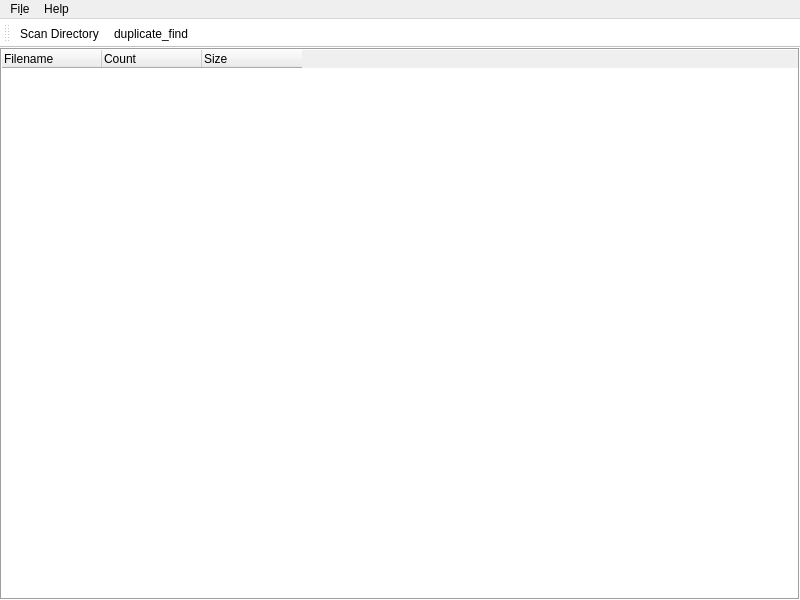
Above: mainwindow.ui from Ladisgin/dupl_search before the change. Below: the same form after it.
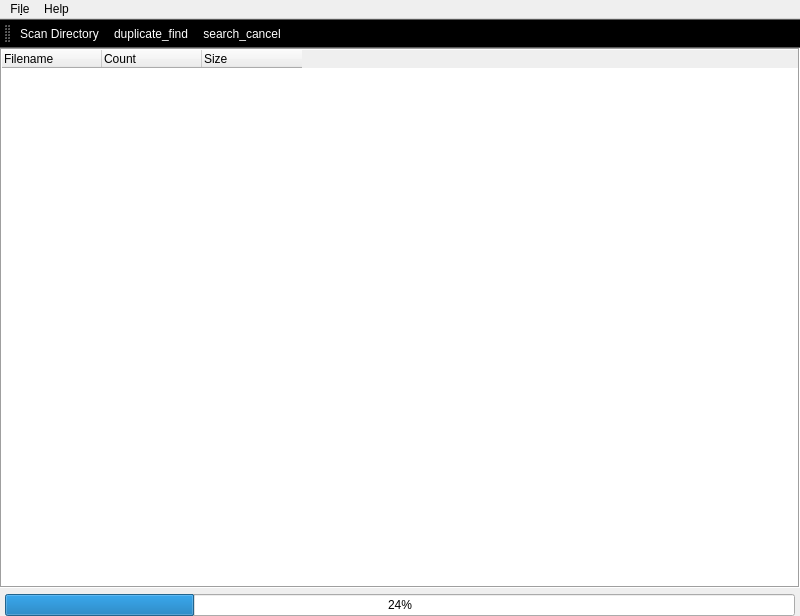
That is the form after the change.

What changed in the file:
```diff
--- a/mainwindow.ui
+++ b/mainwindow.ui
@@ -7,14 +7,17 @@
     <x>0</x>
     <y>0</y>
     <width>800</width>
-    <height>600</height>
+    <height>616</height>
    </rect>
   </property>
   <property name="windowTitle">
    <string>MainWindow</string>
   </property>
+  <property name="layoutDirection">
+   <enum>Qt::LeftToRight</enum>
+  </property>
   <widget class="QWidget" name="centralWidget">
-   <layout class="QHBoxLayout" name="horizontalLayout">
+   <layout class="QVBoxLayout" name="verticalLayout">
     <property name="leftMargin">
      <number>0</number>
     </property>
@@ -95,6 +98,26 @@
       </column>
      </widget>
     </item>
+    <item>
+     <layout class="QHBoxLayout" name="horizontalLayout">
+      <property name="sizeConstraint">
+       <enum>QLayout::SetDefaultConstraint</enum>
+      </property>
+      <property name="leftMargin">
+       <number>5</number>
+      </property>
+      <property name="rightMargin">
+       <number>5</number>
+      </property>
+      <item>
+       <widget class="QProgressBar" name="progressBar">
+        <property name="value">
+         <number>24</number>
+        </property>
+       </widget>
+      </item>
+     </layout>
+    </item>
    </layout>
   </widget>
   <widget class="QMenuBar" name="menuBar">
@@ -128,88 +151,412 @@
    <property name="palette">
     <palette>
      <active>
+      <colorrole role="WindowText">
+       <brush brushstyle="SolidPattern">
+        <color alpha="255">
+         <red>255</red>
+         <green>255</green>
+         <blue>255</blue>
+        </color>
+       </brush>
+      </colorrole>
+      <colorrole role="Button">
+       <brush brushstyle="SolidPattern">
+        <color alpha="255">
+         <red>0</red>
+         <green>0</green>
+         <blue>0</blue>
+        </color>
+       </brush>
+      </colorrole>
+      <colorrole role="Light">
+       <brush brushstyle="SolidPattern">
+        <color alpha="255">
+         <red>0</red>
+         <green>0</green>
+         <blue>0</blue>
+        </color>
+       </brush>
+      </colorrole>
+      <colorrole role="Midlight">
+       <brush brushstyle="SolidPattern">
+        <color alpha="255">
+         <red>0</red>
+         <green>0</green>
+         <blue>0</blue>
+        </color>
+       </brush>
+      </colorrole>
+      <colorrole role="Dark">
+       <brush brushstyle="SolidPattern">
+        <color alpha="255">
+         <red>0</red>
+         <green>0</green>
+         <blue>0</blue>
+        </color>
+       </brush>
+      </colorrole>
+      <colorrole role="Mid">
+       <brush brushstyle="SolidPattern">
+        <color alpha="255">
+         <red>0</red>
+         <green>0</green>
+         <blue>0</blue>
+        </color>
+       </brush>
+      </colorrole>
+      <colorrole role="Text">
+       <brush brushstyle="SolidPattern">
+        <color alpha="255">
+         <red>255</red>
+         <green>255</green>
+         <blue>255</blue>
+        </color>
+       </brush>
+      </colorrole>
+      <colorrole role="BrightText">
+       <brush brushstyle="SolidPattern">
+        <color alpha="255">
+         <red>255</red>
+         <green>255</green>
+         <blue>255</blue>
+        </color>
+       </brush>
+      </colorrole>
+      <colorrole role="ButtonText">
+       <brush brushstyle="SolidPattern">
+        <color alpha="255">
+         <red>255</red>
+         <green>255</green>
+         <blue>255</blue>
+        </color>
+       </brush>
+      </colorrole>
       <colorrole role="Base">
        <brush brushstyle="SolidPattern">
         <color alpha="255">
-         <red>255</red>
-         <green>255</green>
-         <blue>255</blue>
+         <red>0</red>
+         <green>0</green>
+         <blue>0</blue>
         </color>
        </brush>
       </colorrole>
       <colorrole role="Window">
        <brush brushstyle="SolidPattern">
         <color alpha="255">
-         <red>255</red>
-         <green>255</green>
-         <blue>255</blue>
+         <red>0</red>
+         <green>0</green>
+         <blue>0</blue>
         </color>
        </brush>
       </colorrole>
       <colorrole role="Shadow">
        <brush brushstyle="SolidPattern">
         <color alpha="255">
-         <red>128</red>
-         <green>128</green>
-         <blue>128</blue>
+         <red>0</red>
+         <green>0</green>
+         <blue>0</blue>
+        </color>
+       </brush>
+      </colorrole>
+      <colorrole role="AlternateBase">
+       <brush brushstyle="SolidPattern">
+        <color alpha="255">
+         <red>0</red>
+         <green>0</green>
+         <blue>0</blue>
+        </color>
+       </brush>
+      </colorrole>
+      <colorrole role="ToolTipBase">
+       <brush brushstyle="SolidPattern">
+        <color alpha="255">
+         <red>255</red>
+         <green>255</green>
+         <blue>220</blue>
+        </color>
+       </brush>
+      </colorrole>
+      <colorrole role="ToolTipText">
+       <brush brushstyle="SolidPattern">
+        <color alpha="255">
+         <red>0</red>
+         <green>0</green>
+         <blue>0</blue>
         </color>
        </brush>
       </colorrole>
      </active>
      <inactive>
+      <colorrole role="WindowText">
+       <brush brushstyle="SolidPattern">
+        <color alpha="255">
+         <red>255</red>
+         <green>255</green>
+         <blue>255</blue>
+        </color>
+       </brush>
+      </colorrole>
+      <colorrole role="Button">
+       <brush brushstyle="SolidPattern">
+        <color alpha="255">
+         <red>0</red>
+         <green>0</green>
+         <blue>0</blue>
+        </color>
+       </brush>
+      </colorrole>
+      <colorrole role="Light">
+       <brush brushstyle="SolidPattern">
+        <color alpha="255">
+         <red>0</red>
+         <green>0</green>
+         <blue>0</blue>
+        </color>
+       </brush>
+      </colorrole>
+      <colorrole role="Midlight">
+       <brush brushstyle="SolidPattern">
+        <color alpha="255">
+         <red>0</red>
+         <green>0</green>
+         <blue>0</blue>
+        </color>
+       </brush>
+      </colorrole>
+      <colorrole role="Dark">
+       <brush brushstyle="SolidPattern">
+        <color alpha="255">
+         <red>0</red>
+         <green>0</green>
+         <blue>0</blue>
+        </color>
+       </brush>
+      </colorrole>
+      <colorrole role="Mid">
+       <brush brushstyle="SolidPattern">
+        <color alpha="255">
+         <red>0</red>
+         <green>0</green>
+         <blue>0</blue>
+        </color>
+       </brush>
+      </colorrole>
+      <colorrole role="Text">
+       <brush brushstyle="SolidPattern">
+        <color alpha="255">
+         <red>255</red>
+         <green>255</green>
+         <blue>255</blue>
+        </color>
+       </brush>
+      </colorrole>
+      <colorrole role="BrightText">
+       <brush brushstyle="SolidPattern">
+        <color alpha="255">
+         <red>255</red>
+         <green>255</green>
+         <blue>255</blue>
+        </color>
+       </brush>
+      </colorrole>
+      <colorrole role="ButtonText">
+       <brush brushstyle="SolidPattern">
+        <color alpha="255">
+         <red>255</red>
+         <green>255</green>
+         <blue>255</blue>
+        </color>
+       </brush>
+      </colorrole>
       <colorrole role="Base">
        <brush brushstyle="SolidPattern">
         <color alpha="255">
-         <red>255</red>
-         <green>255</green>
-         <blue>255</blue>
+         <red>0</red>
+         <green>0</green>
+         <blue>0</blue>
         </color>
        </brush>
       </colorrole>
       <colorrole role="Window">
        <brush brushstyle="SolidPattern">
         <color alpha="255">
-         <red>255</red>
-         <green>255</green>
-         <blue>255</blue>
+         <red>0</red>
+         <green>0</green>
+         <blue>0</blue>
         </color>
        </brush>
       </colorrole>
       <colorrole role="Shadow">
        <brush brushstyle="SolidPattern">
         <color alpha="255">
-         <red>128</red>
-         <green>128</green>
-         <blue>128</blue>
+         <red>0</red>
+         <green>0</green>
+         <blue>0</blue>
+        </color>
+       </brush>
+      </colorrole>
+      <colorrole role="AlternateBase">
+       <brush brushstyle="SolidPattern">
+        <color alpha="255">
+         <red>0</red>
+         <green>0</green>
+         <blue>0</blue>
+        </color>
+       </brush>
+      </colorrole>
+      <colorrole role="ToolTipBase">
+       <brush brushstyle="SolidPattern">
+        <color alpha="255">
+         <red>255</red>
+         <green>255</green>
+         <blue>220</blue>
+        </color>
+       </brush>
+      </colorrole>
+      <colorrole role="ToolTipText">
+       <brush brushstyle="SolidPattern">
+        <color alpha="255">
+         <red>0</red>
+         <green>0</green>
+         <blue>0</blue>
         </color>
        </brush>
       </colorrole>
      </inactive>
      <disabled>
+      <colorrole role="WindowText">
+       <brush brushstyle="SolidPattern">
+        <color alpha="255">
+         <red>0</red>
+         <green>0</green>
+         <blue>0</blue>
+        </color>
+       </brush>
+      </colorrole>
+      <colorrole role="Button">
+       <brush brushstyle="SolidPattern">
+        <color alpha="255">
+         <red>0</red>
+         <green>0</green>
+         <blue>0</blue>
+        </color>
+       </brush>
+      </colorrole>
+      <colorrole role="Light">
+       <brush brushstyle="SolidPattern">
+        <color alpha="255">
+         <red>0</red>
+         <green>0</green>
+         <blue>0</blue>
+        </color>
+       </brush>
+      </colorrole>
+      <colorrole role="Midlight">
+       <brush brushstyle="SolidPattern">
+        <color alpha="255">
+         <red>0</red>
+         <green>0</green>
+         <blue>0</blue>
+        </color>
+       </brush>
+      </colorrole>
+      <colorrole role="Dark">
+       <brush brushstyle="SolidPattern">
+        <color alpha="255">
+         <red>0</red>
+         <green>0</green>
+         <blue>0</blue>
+        </color>
+       </brush>
+      </colorrole>
+      <colorrole role="Mid">
+       <brush brushstyle="SolidPattern">
+        <color alpha="255">
+         <red>0</red>
+         <green>0</green>
+         <blue>0</blue>
+        </color>
+       </brush>
+      </colorrole>
+      <colorrole role="Text">
+       <brush brushstyle="SolidPattern">
+        <color alpha="255">
+         <red>0</red>
+         <green>0</green>
+         <blue>0</blue>
+        </color>
+       </brush>
+      </colorrole>
+      <colorrole role="BrightText">
+       <brush brushstyle="SolidPattern">
+        <color alpha="255">
+         <red>255</red>
+         <green>255</green>
+         <blue>255</blue>
+        </color>
+       </brush>
+      </colorrole>
+      <colorrole role="ButtonText">
+       <brush brushstyle="SolidPattern">
+        <color alpha="255">
+         <red>0</red>
+         <green>0</green>
+         <blue>0</blue>
+        </color>
+       </brush>
+      </colorrole>
       <colorrole role="Base">
        <brush brushstyle="SolidPattern">
         <color alpha="255">
-         <red>255</red>
-         <green>255</green>
-         <blue>255</blue>
+         <red>0</red>
+         <green>0</green>
+         <blue>0</blue>
         </color>
        </brush>
       </colorrole>
       <colorrole role="Window">
        <brush brushstyle="SolidPattern">
         <color alpha="255">
-         <red>255</red>
-         <green>255</green>
-         <blue>255</blue>
+         <red>0</red>
+         <green>0</green>
+         <blue>0</blue>
         </color>
        </brush>
       </colorrole>
       <colorrole role="Shadow">
        <brush brushstyle="SolidPattern">
         <color alpha="255">
-         <red>128</red>
-         <green>128</green>
-         <blue>128</blue>
+         <red>0</red>
+         <green>0</green>
+         <blue>0</blue>
+        </color>
+       </brush>
+      </colorrole>
+      <colorrole role="AlternateBase">
+       <brush brushstyle="SolidPattern">
+        <color alpha="255">
+         <red>0</red>
+         <green>0</green>
+         <blue>0</blue>
+        </color>
+       </brush>
+      </colorrole>
+      <colorrole role="ToolTipBase">
+       <brush brushstyle="SolidPattern">
+        <color alpha="255">
+         <red>255</red>
+         <green>255</green>
+         <blue>220</blue>
+        </color>
+       </brush>
+      </colorrole>
+      <colorrole role="ToolTipText">
+       <brush brushstyle="SolidPattern">
+        <color alpha="255">
+         <red>0</red>
+         <green>0</green>
+         <blue>0</blue>
         </color>
        </brush>
       </colorrole>
@@ -223,10 +570,11 @@
     <enum>TopToolBarArea</enum>
    </attribute>
    <attribute name="toolBarBreak">
-    <bool>false</bool>
+    <bool>true</bool>
    </attribute>
    <addaction name="actionScan_Directory"/>
    <addaction name="action_duplicate_find"/>
+   <addaction name="action_search_cancel"/>
   </widget>
   <action name="actionScan_Directory">
    <property name="text">
@@ -248,6 +596,14 @@
     <string>&amp;duplicate_find</string>
    </property>
   </action>
+  <action name="action_search_cancel">
+   <property name="text">
+    <string>&amp;search_cancel</string>
+   </property>
+   <property name="toolTip">
+    <string>search_cancel</string>
+   </property>
+  </action>
  </widget>
  <layoutdefault spacing="6" margin="11"/>
  <resources/>
```
Left out of the diff: 1 changed line with no effect on the pictures.
